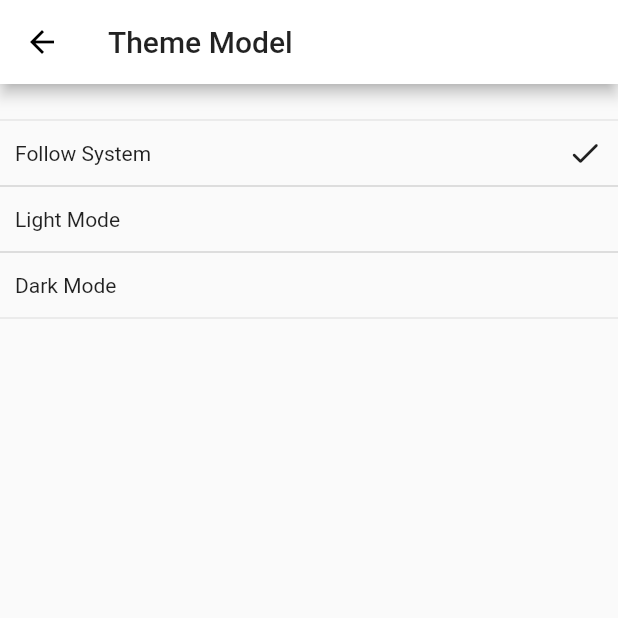
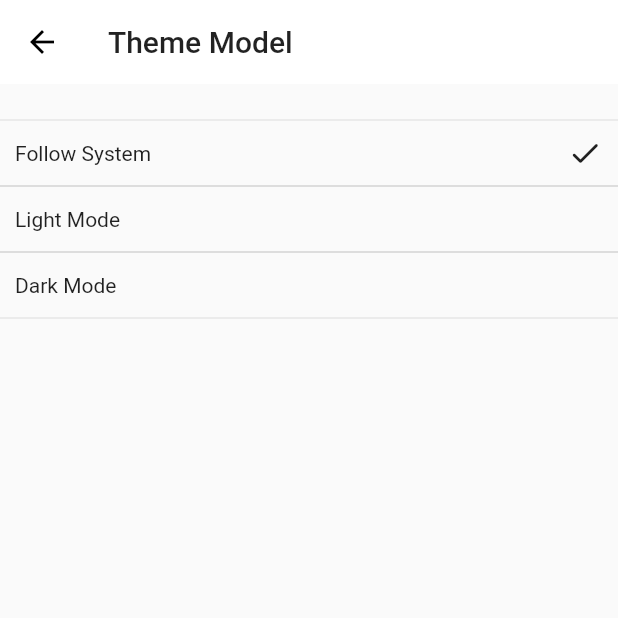
Before and after one commit to bobo-lwenb/about_weather, a Flutter app: the SettingPage screen opened directly, after a tap on "Theme Model", on a phone screen of 412 x 824 dp, the top half of it. Run offline on Flutter 3.47's test engine with Material 2 defaults, Android fonts, the phone set to English and light mode, and no system bars; our stand-ins replace dio, flutter_html, package_info, permission_handler, shared_preferences; missing offline and left inert: amap_flutter_location; accounts and stored records are empty; generated files the repository leaves out were written again.

Commit message:
update appbar shadowColor to transparent.

```diff
--- a/lib/city_list/city_list.dart
+++ b/lib/city_list/city_list.dart
@@ -43,6 +43,7 @@ class _CityListPageState extends State<CityListPage> {
   Widget build(BuildContext context) {
     return Scaffold(
       appBar: AppBar(
+        shadowColor: Colors.transparent,
         title: Text(AppLocalizations.of(context).cityList),
         actions: [
           IconButton(
--- a/lib/setting/about_app.dart
+++ b/lib/setting/about_app.dart
@@ -24,6 +24,7 @@ class _AboutAppState extends State<AboutApp> {
   Widget build(BuildContext context) {
     return Scaffold(
       appBar: AppBar(
+        shadowColor: Colors.transparent,
         elevation: 0,
         backgroundColor: isDark(context) ? Colors.grey[850] : Colors.white10,
       ),
--- a/lib/setting/language/language_page.dart
+++ b/lib/setting/language/language_page.dart
@@ -30,6 +30,7 @@ class _LanguagePageState extends State<LanguagePage> {
     _languageTitle = languageTitle(context);
     return Scaffold(
       appBar: AppBar(
+        shadowColor: Colors.transparent,
         title: Text(AppLocalizations.of(context).language),
       ),
       body: Column(
--- a/lib/setting/setting_page.dart
+++ b/lib/setting/setting_page.dart
@@ -103,6 +103,7 @@ class _SettingPageState extends State<SettingPage> {
     );
     return Scaffold(
       appBar: AppBar(
+        shadowColor: Colors.transparent,
         title: Text(AppLocalizations.of(context).settings),
       ),
       body: body,
--- a/lib/setting/theme/theme_page.dart
+++ b/lib/setting/theme/theme_page.dart
@@ -30,6 +30,7 @@ class _ThemePageState extends State<ThemePage> {
     _themeTitle = themeTitle(context);
     return Scaffold(
       appBar: AppBar(
+        shadowColor: Colors.transparent,
         title: Text(AppLocalizations.of(context).themeMode),
       ),
       body: Column(
--- a/lib/setting/today_history/today_history_page.dart
+++ b/lib/setting/today_history/today_history_page.dart
@@ -28,6 +28,7 @@ class _TodayHistoryPageState extends State<TodayHistoryPage> {
   Widget build(BuildContext context) {
     return Scaffold(
       appBar: AppBar(
+        shadowColor: Colors.transparent,
         centerTitle: true,
         title: Column(
           children: [
```
